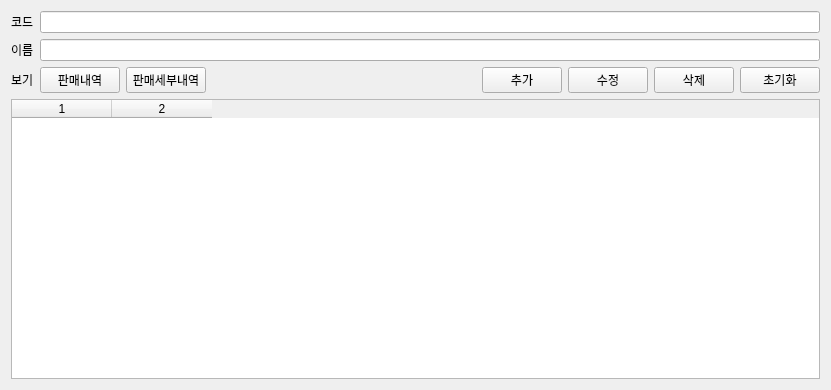
Before: the Qt Designer form application_coffee_practice/ui/product.ui in JasonJIJS/pyqt_study, drawn with Qt 5.
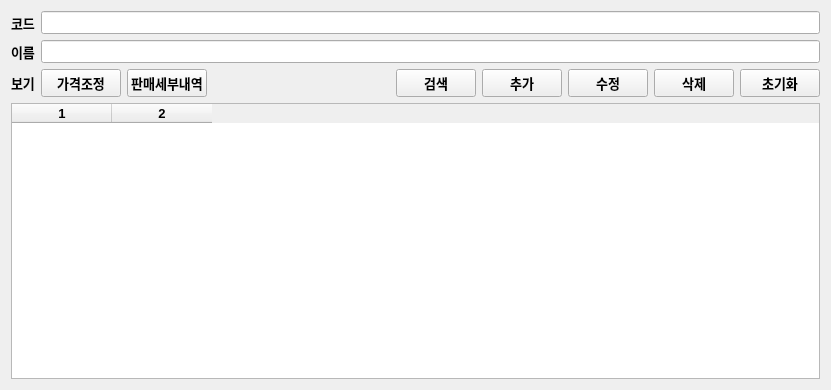
After: the same form once the commit is applied.

Patch:
```diff
--- a/application_coffee_practice/ui/product.ui
+++ b/application_coffee_practice/ui/product.ui
@@ -13,78 +13,108 @@
   <property name="windowTitle">
    <string>제품목록</string>
   </property>
-  <layout class="QGridLayout" name="gridLayout_4">
+  <layout class="QGridLayout" name="gridLayout_3">
    <item row="0" column="0">
-    <layout class="QGridLayout" name="gridLayout_3">
+    <layout class="QGridLayout" name="gridLayout_2">
      <item row="0" column="0">
       <layout class="QGridLayout" name="gridLayout">
        <item row="0" column="0">
         <widget class="QLabel" name="lbl_code">
+         <property name="font">
+          <font>
+           <pointsize>10</pointsize>
+           <weight>75</weight>
+           <bold>true</bold>
+          </font>
+         </property>
          <property name="text">
           <string>코드</string>
          </property>
         </widget>
        </item>
        <item row="0" column="1">
-        <widget class="QLineEdit" name="le_code"/>
+        <widget class="QLineEdit" name="le_code">
+         <property name="font">
+          <font>
+           <pointsize>10</pointsize>
+           <weight>75</weight>
+           <bold>true</bold>
+          </font>
+         </property>
+        </widget>
        </item>
        <item row="1" column="0">
         <widget class="QLabel" name="lbl_name">
+         <property name="font">
+          <font>
+           <pointsize>10</pointsize>
+           <weight>75</weight>
+           <bold>true</bold>
+          </font>
+         </property>
          <property name="text">
           <string>이름</string>
          </property>
         </widget>
        </item>
        <item row="1" column="1">
-        <widget class="QLineEdit" name="le_name"/>
+        <widget class="QLineEdit" name="le_name">
+         <property name="font">
+          <font>
+           <pointsize>10</pointsize>
+           <weight>75</weight>
+           <bold>true</bold>
+          </font>
+         </property>
+        </widget>
        </item>
       </layout>
      </item>
      <item row="1" column="0">
-      <layout class="QGridLayout" name="gridLayout_2">
-       <item row="0" column="5">
-        <widget class="QPushButton" name="btn_update">
+      <layout class="QHBoxLayout" name="horizontalLayout">
+       <item>
+        <widget class="QLabel" name="lbl_show">
+         <property name="font">
+          <font>
+           <pointsize>10</pointsize>
+           <weight>75</weight>
+           <bold>true</bold>
+          </font>
+         </property>
          <property name="text">
-          <string>수정</string>
+          <string>보기</string>
          </property>
         </widget>
        </item>
-       <item row="0" column="2">
+       <item>
+        <widget class="QPushButton" name="btn_sale">
+         <property name="font">
+          <font>
+           <pointsize>10</pointsize>
+           <weight>75</weight>
+           <bold>true</bold>
+          </font>
+         </property>
+         <property name="text">
+          <string>가격조정</string>
+         </property>
+        </widget>
+       </item>
+       <item>
         <widget class="QPushButton" name="btn_saledetail">
+         <property name="font">
+          <font>
+           <pointsize>10</pointsize>
+           <weight>75</weight>
+           <bold>true</bold>
+          </font>
+         </property>
          <property name="text">
           <string>판매세부내역</string>
          </property>
         </widget>
        </item>
-       <item row="0" column="1">
-        <widget class="QPushButton" name="btn_sale">
-         <property name="text">
-          <string>판매내역</string>
-         </property>
-        </widget>
-       </item>
-       <item row="0" column="6">
-        <widget class="QPushButton" name="btn_del">
-         <property name="text">
-          <string>삭제</string>
-         </property>
-        </widget>
-       </item>
-       <item row="0" column="4">
-        <widget class="QPushButton" name="btn_add">
-         <property name="text">
-          <string>추가</string>
-         </property>
-        </widget>
-       </item>
-       <item row="0" column="7">
-        <widget class="QPushButton" name="btn_init">
-         <property name="text">
-          <string>초기화</string>
-         </property>
-        </widget>
-       </item>
-       <item row="0" column="3">
+       <item>
         <spacer name="horizontalSpacer">
          <property name="orientation">
           <enum>Qt::Horizontal</enum>
@@ -97,10 +127,73 @@
          </property>
         </spacer>
        </item>
-       <item row="0" column="0">
-        <widget class="QLabel" name="lbl_show">
+       <item>
+        <widget class="QPushButton" name="btn_search">
+         <property name="font">
+          <font>
+           <pointsize>10</pointsize>
+           <weight>75</weight>
+           <bold>true</bold>
+          </font>
+         </property>
          <property name="text">
-          <string>보기</string>
+          <string>검색</string>
+         </property>
+        </widget>
+       </item>
+       <item>
+        <widget class="QPushButton" name="btn_add">
+         <property name="font">
+          <font>
+           <pointsize>10</pointsize>
+           <weight>75</weight>
+           <bold>true</bold>
+          </font>
+         </property>
+         <property name="text">
+          <string>추가</string>
+         </property>
+        </widget>
+       </item>
+       <item>
+        <widget class="QPushButton" name="btn_update">
+         <property name="font">
+          <font>
+           <pointsize>10</pointsize>
+           <weight>75</weight>
+           <bold>true</bold>
+          </font>
+         </property>
+         <property name="text">
+          <string>수정</string>
+         </property>
+        </widget>
+       </item>
+       <item>
+        <widget class="QPushButton" name="btn_del">
+         <property name="font">
+          <font>
+           <pointsize>10</pointsize>
+           <weight>75</weight>
+           <bold>true</bold>
+          </font>
+         </property>
+         <property name="text">
+          <string>삭제</string>
+         </property>
+        </widget>
+       </item>
+       <item>
+        <widget class="QPushButton" name="btn_init">
+         <property name="font">
+          <font>
+           <pointsize>10</pointsize>
+           <weight>75</weight>
+           <bold>true</bold>
+          </font>
+         </property>
+         <property name="text">
+          <string>초기화</string>
          </property>
         </widget>
        </item>
@@ -108,6 +201,13 @@
      </item>
      <item row="2" column="0">
       <widget class="QTableWidget" name="tableWidget">
+       <property name="font">
+        <font>
+         <pointsize>10</pointsize>
+         <weight>75</weight>
+         <bold>true</bold>
+        </font>
+       </property>
        <property name="rowCount">
         <number>0</number>
        </property>
@@ -115,6 +215,9 @@
         <number>2</number>
        </property>
        <attribute name="verticalHeaderVisible">
+        <bool>true</bool>
+       </attribute>
+       <attribute name="verticalHeaderCascadingSectionResizes">
         <bool>false</bool>
        </attribute>
        <column/>
```
